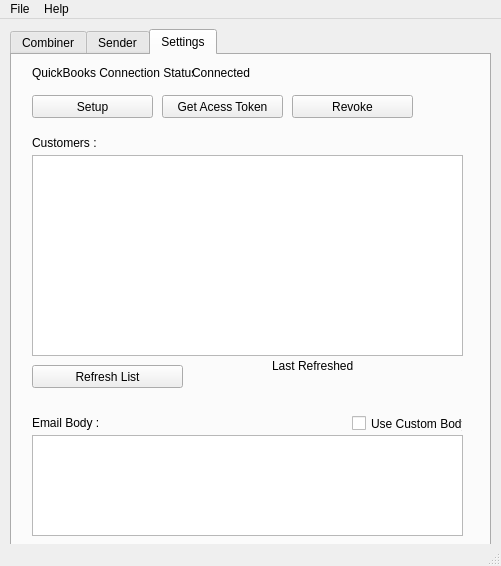
Qt form Main.ui (maxitule3/Invoice-Combine-Send) before a commit.
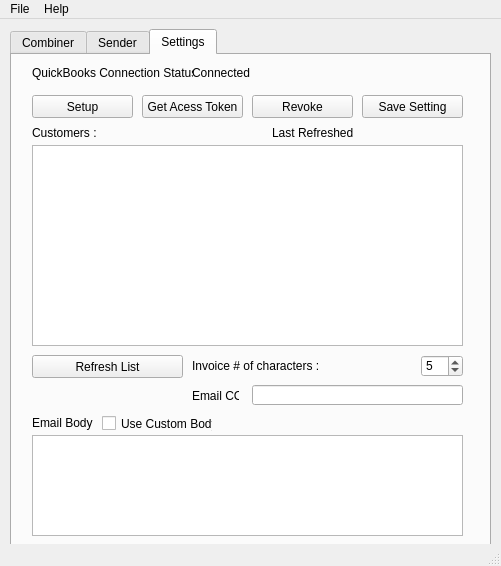
The same form after that commit.

Patch:
```diff
--- a/Main.ui
+++ b/Main.ui
@@ -405,7 +405,7 @@
       <property name="geometry">
        <rect>
         <x>20</x>
-        <y>80</y>
+        <y>70</y>
         <width>171</width>
         <height>16</height>
        </rect>
@@ -462,7 +462,7 @@
        <rect>
         <x>20</x>
         <y>40</y>
-        <width>121</width>
+        <width>101</width>
         <height>23</height>
        </rect>
       </property>
@@ -474,7 +474,7 @@
       <property name="geometry">
        <rect>
         <x>260</x>
-        <y>303</y>
+        <y>70</y>
         <width>81</width>
         <height>16</height>
        </rect>
@@ -487,7 +487,7 @@
       <property name="geometry">
        <rect>
         <x>350</x>
-        <y>303</y>
+        <y>70</y>
         <width>111</width>
         <height>16</height>
        </rect>
@@ -501,7 +501,7 @@
        <rect>
         <x>20</x>
         <y>360</y>
-        <width>121</width>
+        <width>61</width>
         <height>16</height>
        </rect>
       </property>
@@ -556,7 +556,7 @@
       <property name="geometry">
        <rect>
         <x>20</x>
-        <y>310</y>
+        <y>300</y>
         <width>151</width>
         <height>23</height>
        </rect>
@@ -569,7 +569,7 @@
       <property name="geometry">
        <rect>
         <x>20</x>
-        <y>100</y>
+        <y>90</y>
         <width>431</width>
         <height>201</height>
        </rect>
@@ -578,7 +578,7 @@
      <widget class="QCheckBox" name="checkBox">
       <property name="geometry">
        <rect>
-        <x>340</x>
+        <x>90</x>
         <y>360</y>
         <width>111</width>
         <height>17</height>
@@ -591,9 +591,9 @@
      <widget class="QPushButton" name="pushButton_9">
       <property name="geometry">
        <rect>
-        <x>150</x>
+        <x>130</x>
         <y>40</y>
-        <width>121</width>
+        <width>101</width>
         <height>23</height>
        </rect>
       </property>
@@ -604,9 +604,9 @@
      <widget class="QPushButton" name="pushButton_10">
       <property name="geometry">
        <rect>
-        <x>280</x>
+        <x>240</x>
         <y>40</y>
-        <width>121</width>
+        <width>101</width>
         <height>23</height>
        </rect>
       </property>
@@ -614,6 +614,77 @@
        <string>Revoke</string>
       </property>
      </widget>
+     <widget class="QSpinBox" name="spinBox">
+      <property name="geometry">
+       <rect>
+        <x>409</x>
+        <y>300</y>
+        <width>42</width>
+        <height>22</height>
+       </rect>
+      </property>
+      <property name="whatsThis">
+       <string>Amount of charaters the app will use to search for each PDF in QuickBooks</string>
+      </property>
+      <property name="minimum">
+       <number>1</number>
+      </property>
+      <property name="value">
+       <number>5</number>
+      </property>
+     </widget>
+     <widget class="QLabel" name="label_9">
+      <property name="geometry">
+       <rect>
+        <x>180</x>
+        <y>303</y>
+        <width>141</width>
+        <height>16</height>
+       </rect>
+      </property>
+      <property name="text">
+       <string>Invoice # of characters :</string>
+      </property>
+     </widget>
+     <widget class="QLineEdit" name="lineEdit_5">
+      <property name="geometry">
+       <rect>
+        <x>240</x>
+        <y>330</y>
+        <width>211</width>
+        <height>20</height>
+       </rect>
+      </property>
+      <property name="text">
+       <string/>
+      </property>
+     </widget>
+     <widget class="QLabel" name="label_18">
+      <property name="geometry">
+       <rect>
+        <x>180</x>
+        <y>334</y>
+        <width>47</width>
+        <height>13</height>
+       </rect>
+      </property>
+      <property name="text">
+       <string>Email CC :</string>
+      </property>
+     </widget>
+     <widget class="QPushButton" name="pushButton_11">
+      <property name="geometry">
+       <rect>
+        <x>350</x>
+        <y>40</y>
+        <width>101</width>
+        <height>23</height>
+       </rect>
+      </property>
+      <property name="text">
+       <string>Save Setting</string>
+      </property>
+     </widget>
     </widget>
    </widget>
   </widget>
```
Left out of the diff: 43 changed lines with no effect on the pictures.
